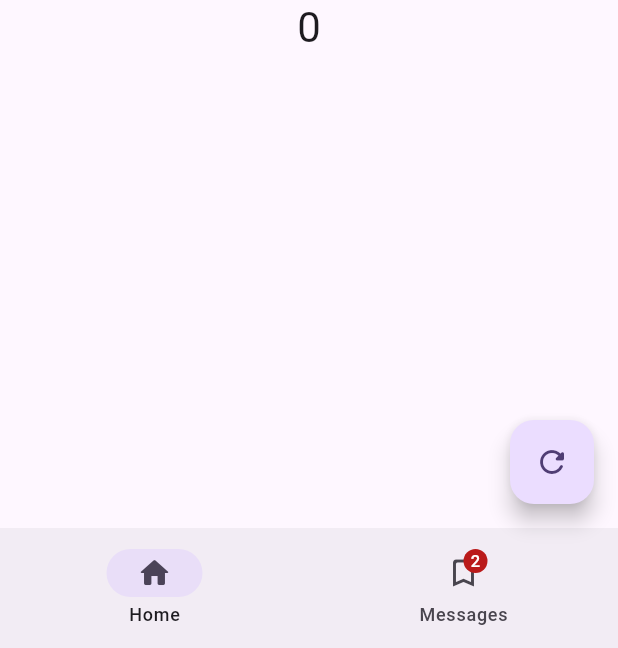
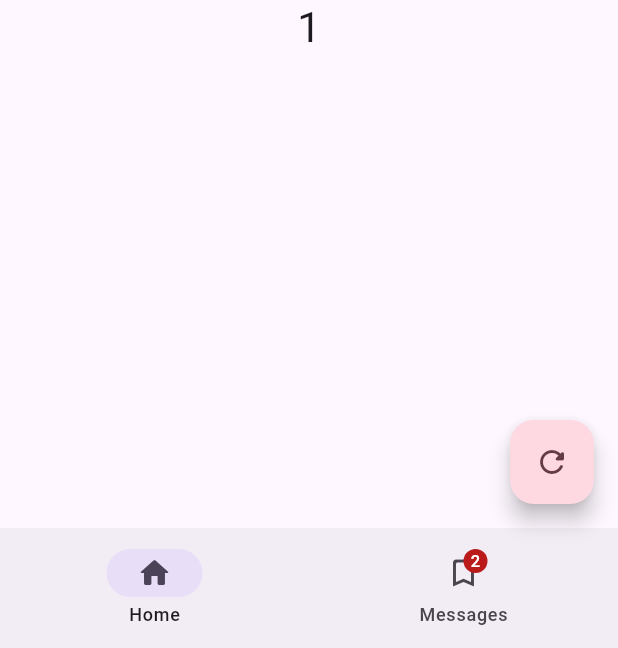
Before and after one commit to SandeepReddy0805/quote_of_the_day, a Flutter app: the screen it shows after launch, on a phone screen of 412 x 824 dp, the part 588-1236 px from its top. Run offline on Flutter 3.47's test engine with Material 3 defaults, Android fonts, the phone set to English and light mode, and no system bars; drawn by our look-alikes of dynamic_color.

Commit message:
Add dynamic_color plugin and update dependencies

```diff
--- a/lib/main.dart
+++ b/lib/main.dart
@@ -1,5 +1,5 @@
 import 'package:flutter/material.dart';
-import 'package:flutter/widgets.dart';
+import 'package:dynamic_color/dynamic_color.dart';
 
 void main() {
   runApp(const MyApp());
@@ -56,7 +56,7 @@ class MyHomePage extends StatefulWidget {
 }
 
 class _MyHomePageState extends State<MyHomePage> {
-  int _counter = 0;
+  int _counter = 1;
   int currentPageIndex = 0;
 
   void _incrementCounter() {
@@ -66,7 +66,7 @@ class _MyHomePageState extends State<MyHomePage> {
       // so that the display can reflect the updated values. If we changed
       // _counter without calling setState(), then the build method would not be
       // called again, and so nothing would appear to happen.
-      _counter++;
+      _counter <<= 1;
     });
   }
 
@@ -78,6 +78,8 @@ class _MyHomePageState extends State<MyHomePage> {
     // The Flutter framework has been optimized to make rerunning build methods
     // fast, so that you can just rebuild anything that needs updating rather
     // than having to individually change instances of widgets.
+    return DynamicColorBuilder(
+      builder: (ColorScheme? lightDynamic, ColorScheme? darkDynamic) {
         return Scaffold(
           appBar: AppBar(
             // TRY THIS: Try changing the color here to a specific color (to
@@ -118,16 +120,12 @@ class _MyHomePageState extends State<MyHomePage> {
             ),
           ),
           floatingActionButton: FloatingActionButton(
-        // shape: RoundedRectangleBorder(
-        //   side: const BorderSide(
-        //     color: Colors.white,
-        //     width: 1.0,
-        //     style: BorderStyle.solid,
-        //   ),
-        //   borderRadius: BorderRadius.circular(30),
-        // ),
+            // label: Text('$_counter'), // for Extended FAB
+            backgroundColor: Theme.of(context).colorScheme.tertiaryContainer,
+            foregroundColor: Theme.of(context).colorScheme.onTertiaryContainer,
             onPressed: _incrementCounter,
             tooltip: 'Refresh',
+            // icon: const Icon(Icons.refresh_rounded), // for Extended FAB
             child: const Icon(Icons.refresh_rounded),
           ), // This trailing comma makes auto-formatting nicer for build methods.
           bottomNavigationBar: Container(
@@ -135,8 +133,6 @@ class _MyHomePageState extends State<MyHomePage> {
               borderRadius: BorderRadius.all(Radius.circular(15.0)),
             ),
             child: NavigationBar(
-
-
               // indicatorShape: const CircleBorder(),
 
               onDestinationSelected: (int index) {
@@ -168,5 +164,7 @@ class _MyHomePageState extends State<MyHomePage> {
             ),
           ),
         );
+      },
+    );
   }
 }
--- a/lib/samp.dart
+++ b/lib/samp.dart
@@ -3,6 +3,8 @@ import 'package:flutter/material.dart';
 
 
 class Sample extends StatelessWidget {
+  const Sample({super.key});
+
   @override
   Widget build(BuildContext context) {
     return Scaffold(
--- a/pubspec.yaml
+++ b/pubspec.yaml
@@ -35,6 +35,7 @@ dependencies:
   # The following adds the Cupertino Icons font to your application.
   # Use with the CupertinoIcons class for iOS style icons.
   cupertino_icons: ^1.0.6
+  dynamic_color: ^1.7.0
 
 dev_dependencies:
   flutter_test:
```
Also changed, not shown: pubspec.lock, 5 other files. Lines whose indentation alone changed are shown as unchanged.
